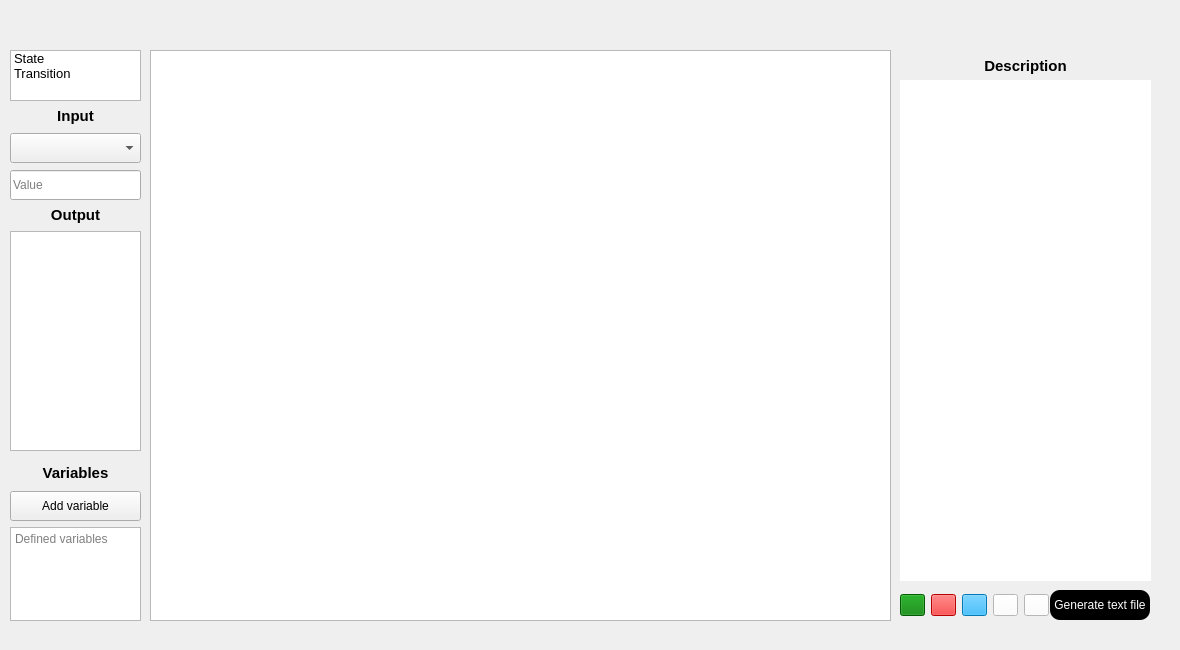
Before: the Qt Designer form src/mainwindow.ui in Matko223/ICP, drawn with Qt 5.
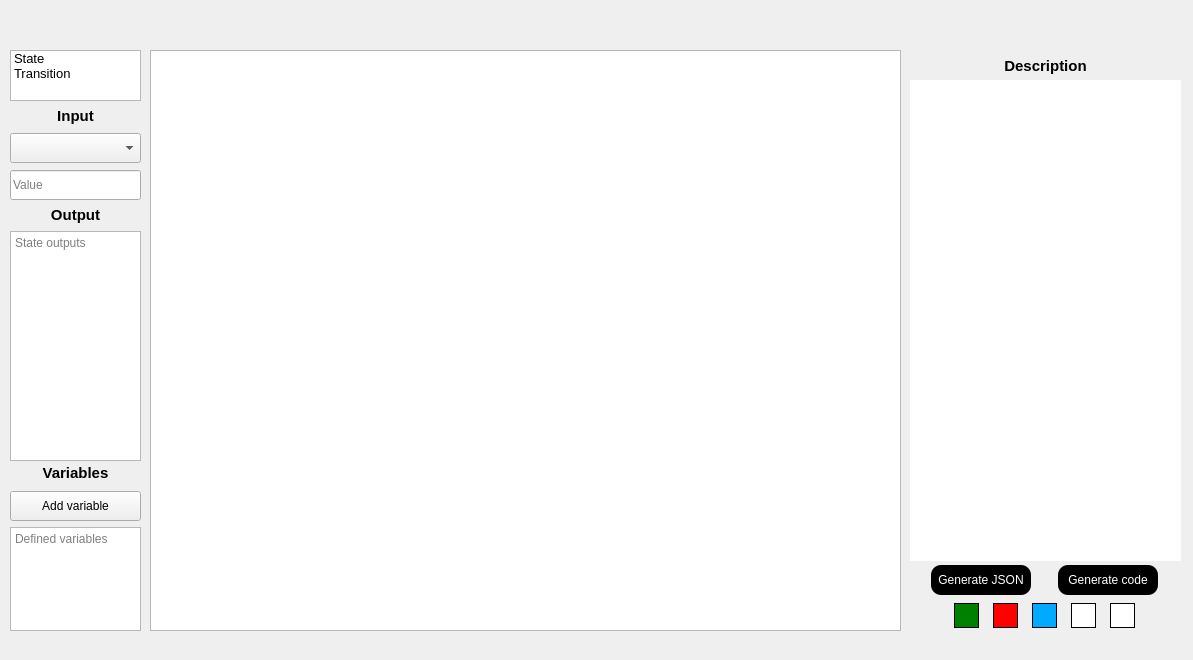
After: the same form once the commit is applied. Icons and pictures are not drawn.

Commit message: fix widgets, add codegen button, add codegen, fix logs, new setter and getters

Patch:
```diff
--- a/src/mainwindow.ui
+++ b/src/mainwindow.ui
@@ -6,8 +6,8 @@
    <rect>
     <x>0</x>
     <y>0</y>
-    <width>1180</width>
-    <height>650</height>
+    <width>1193</width>
+    <height>660</height>
    </rect>
   </property>
   <property name="sizePolicy">
@@ -60,24 +60,36 @@
    <widget class="QWidget" name="controlWidget" native="true">
     <property name="geometry">
      <rect>
-      <x>900</x>
-      <y>580</y>
-      <width>251</width>
-      <height>41</height>
+      <x>910</x>
+      <y>600</y>
+      <width>271</width>
+      <height>31</height>
      </rect>
     </property>
+    <property name="styleSheet">
+     <string notr="true"/>
+    </property>
     <widget class="QWidget" name="horizontalLayoutWidget">
      <property name="geometry">
       <rect>
-       <x>0</x>
-       <y>10</y>
-       <width>151</width>
+       <x>40</x>
+       <y>0</y>
+       <width>191</width>
        <height>31</height>
       </rect>
      </property>
      <layout class="QHBoxLayout" name="horizontalLayout">
+      <property name="spacing">
+       <number>10</number>
+      </property>
       <item>
        <widget class="QPushButton" name="startSimulation">
+        <property name="minimumSize">
+         <size>
+          <width>0</width>
+          <height>25</height>
+         </size>
+        </property>
         <property name="maximumSize">
          <size>
           <width>25</width>
@@ -89,7 +101,8 @@
         </property>
         <property name="styleSheet">
          <string notr="true">background-color: green;
-image: url(:/playButton.png);</string>
+image: url(:/playButton.png);
+border: 1px solid rgb(0,0,0);</string>
         </property>
         <property name="text">
          <string/>
@@ -101,6 +114,12 @@
       </item>
       <item>
        <widget class="QPushButton" name="pauseSimulation">
+        <property name="minimumSize">
+         <size>
+          <width>0</width>
+          <height>25</height>
+         </size>
+        </property>
         <property name="maximumSize">
          <size>
           <width>25</width>
@@ -112,7 +131,8 @@
         </property>
         <property name="styleSheet">
          <string notr="true">image: url(:/pauseButton.png);
-background-color: rgb(255, 0, 0);</string>
+background-color: rgb(255, 0, 0);
+border: 1px solid rgb(0,0,0);</string>
         </property>
         <property name="text">
          <string/>
@@ -127,7 +147,7 @@
         <property name="minimumSize">
          <size>
           <width>25</width>
-          <height>0</height>
+          <height>25</height>
          </size>
         </property>
         <property name="maximumSize">
@@ -138,7 +158,8 @@
         </property>
         <property name="styleSheet">
          <string notr="true">image: url(:/restartButton.png);
-background-color: rgb(0, 170, 255);</string>
+background-color: rgb(0, 170, 255);
+border: 1px solid rgb(0,0,0);</string>
         </property>
         <property name="text">
          <string/>
@@ -147,6 +168,12 @@
       </item>
       <item>
        <widget class="QPushButton" name="deleteButton">
+        <property name="minimumSize">
+         <size>
+          <width>0</width>
+          <height>25</height>
+         </size>
+        </property>
         <property name="maximumSize">
          <size>
           <width>25</width>
@@ -158,7 +185,8 @@
         </property>
         <property name="styleSheet">
          <string notr="true">background-color: rgb(255, 255, 255);
-image: url(:/deleteButton.png);</string>
+image: url(:/deleteButton.png);
+border: 1px solid rgb(0,0,0);</string>
         </property>
         <property name="text">
          <string/>
@@ -170,6 +198,12 @@
       </item>
       <item>
        <widget class="QPushButton" name="cancelButton">
+        <property name="minimumSize">
+         <size>
+          <width>0</width>
+          <height>25</height>
+         </size>
+        </property>
         <property name="maximumSize">
          <size>
           <width>25</width>
@@ -181,7 +215,8 @@
         </property>
         <property name="styleSheet">
          <string notr="true">background-color: rgb(255, 255, 255);
-image: url(:/cancelButton.png);</string>
+image: url(:/cancelButton.png);
+border: 1px solid rgb(0,0,0);</string>
         </property>
         <property name="text">
          <string/>
@@ -193,56 +228,14 @@
       </item>
      </layout>
     </widget>
-    <widget class="QPushButton" name="generateJson">
-     <property name="geometry">
-      <rect>
-       <x>150</x>
-       <y>10</y>
-       <width>100</width>
-       <height>30</height>
-      </rect>
-     </property>
-     <property name="sizePolicy">
-      <sizepolicy hsizetype="Fixed" vsizetype="Fixed">
-       <horstretch>0</horstretch>
-       <verstretch>0</verstretch>
-      </sizepolicy>
-     </property>
-     <property name="minimumSize">
-      <size>
-       <width>100</width>
-       <height>0</height>
-      </size>
-     </property>
-     <property name="maximumSize">
-      <size>
-       <width>100</width>
-       <height>30</height>
-      </size>
-     </property>
-     <property name="styleSheet">
-      <string notr="true">QPushButton {
-    background-color: rgb(0, 0, 0);
-    color: rgb(255, 255, 255);
-	border-radius:10px;
-}
-QPushButton:hover {
-    background-color: rgb(105, 105, 105);
-    color: rgb(0, 0, 0);
-}</string>
-     </property>
-     <property name="text">
-      <string>Generate text file</string>
-     </property>
-    </widget>
    </widget>
    <widget class="QGraphicsView" name="graphicsView">
     <property name="geometry">
      <rect>
       <x>150</x>
       <y>50</y>
-      <width>741</width>
-      <height>571</height>
+      <width>751</width>
+      <height>581</height>
      </rect>
     </property>
     <property name="minimumSize">
@@ -258,13 +251,13 @@
      </size>
     </property>
    </widget>
-   <widget class="QPlainTextEdit" name="plainTextEdit">
+   <widget class="QPlainTextEdit" name="logText">
     <property name="geometry">
      <rect>
-      <x>900</x>
+      <x>910</x>
       <y>80</y>
-      <width>251</width>
-      <height>501</height>
+      <width>271</width>
+      <height>481</height>
      </rect>
     </property>
     <property name="frameShape">
@@ -274,12 +267,12 @@
      <bool>true</bool>
     </property>
    </widget>
-   <widget class="QLabel" name="logText">
+   <widget class="QLabel" name="logLabel">
     <property name="geometry">
      <rect>
-      <x>900</x>
+      <x>910</x>
       <y>50</y>
-      <width>251</width>
+      <width>271</width>
       <height>31</height>
      </rect>
     </property>
@@ -305,7 +298,7 @@
      <rect>
       <x>150</x>
       <y>25</y>
-      <width>671</width>
+      <width>751</width>
       <height>21</height>
      </rect>
     </property>
@@ -399,7 +392,7 @@
       <x>10</x>
       <y>200</y>
       <width>131</width>
-      <height>251</height>
+      <height>261</height>
      </rect>
     </property>
     <layout class="QVBoxLayout" name="verticalLayout_2">
@@ -446,6 +439,9 @@
        <property name="readOnly">
         <bool>true</bool>
        </property>
+       <property name="placeholderText">
+        <string>State outputs</string>
+       </property>
       </widget>
      </item>
     </layout>
@@ -456,7 +452,7 @@
       <x>10</x>
       <y>460</y>
       <width>131</width>
-      <height>161</height>
+      <height>171</height>
      </rect>
     </property>
     <layout class="QVBoxLayout" name="verticalLayout_3">
@@ -520,6 +516,103 @@
      </item>
     </layout>
    </widget>
+   <widget class="QWidget" name="generateWidget" native="true">
+    <property name="geometry">
+     <rect>
+      <x>910</x>
+      <y>560</y>
+      <width>271</width>
+      <height>41</height>
+     </rect>
+    </property>
+    <property name="styleSheet">
+     <string notr="true"/>
+    </property>
+    <widget class="QWidget" name="horizontalLayoutWidget_2">
+     <property name="geometry">
+      <rect>
+       <x>0</x>
+       <y>0</y>
+       <width>271</width>
+       <height>41</height>
+      </rect>
+     </property>
+     <layout class="QHBoxLayout" name="horizontalLayout_2">
+      <item>
+       <widget class="QPushButton" name="generateJson">
+        <property name="sizePolicy">
+         <sizepolicy hsizetype="Fixed" vsizetype="Fixed">
+          <horstretch>0</horstretch>
+          <verstretch>0</verstretch>
+         </sizepolicy>
+        </property>
+        <property name="minimumSize">
+         <size>
+          <width>100</width>
+          <height>0</height>
+         </size>
+        </property>
+        <property name="maximumSize">
+         <size>
+          <width>100</width>
+          <height>30</height>
+         </size>
+        </property>
+        <property name="styleSheet">
+         <string notr="true">QPushButton {
+    background-color: rgb(0, 0, 0);
+    color: rgb(255, 255, 255);
+	border-radius:10px;
+}
+QPushButton:hover {
+    background-color: rgb(105, 105, 105);
+    color: rgb(0, 0, 0);
+}</string>
+        </property>
+        <property name="text">
+         <string>Generate JSON</string>
+        </property>
+       </widget>
+      </item>
+      <item>
+       <widget class="QPushButton" name="generateCode">
+        <property name="sizePolicy">
+         <sizepolicy hsizetype="Fixed" vsizetype="Fixed">
+          <horstretch>0</horstretch>
+          <verstretch>0</verstretch>
+         </sizepolicy>
+        </property>
+        <property name="minimumSize">
+         <size>
+          <width>100</width>
+          <height>0</height>
+         </size>
+        </property>
+        <property name="maximumSize">
+         <size>
+          <width>100</width>
+          <height>30</height>
+         </size>
+        </property>
+        <property name="styleSheet">
+         <string notr="true">QPushButton {
+    background-color: rgb(0, 0, 0);
+    color: rgb(255, 255, 255);
+	border-radius:10px;
+}
+QPushButton:hover {
+    background-color: rgb(105, 105, 105);
+    color: rgb(0, 0, 0);
+}</string>
+        </property>
+        <property name="text">
+         <string>Generate code</string>
+        </property>
+       </widget>
+      </item>
+     </layout>
+    </widget>
+   </widget>
   </widget>
  </widget>
  <resources/>
```
Left out of the diff: 6 changed lines with no effect on the pictures. The commit also changes 12 other files.
